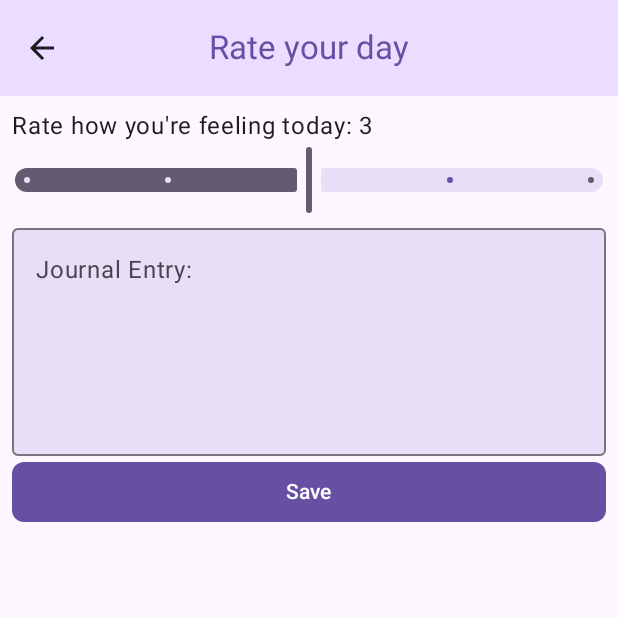
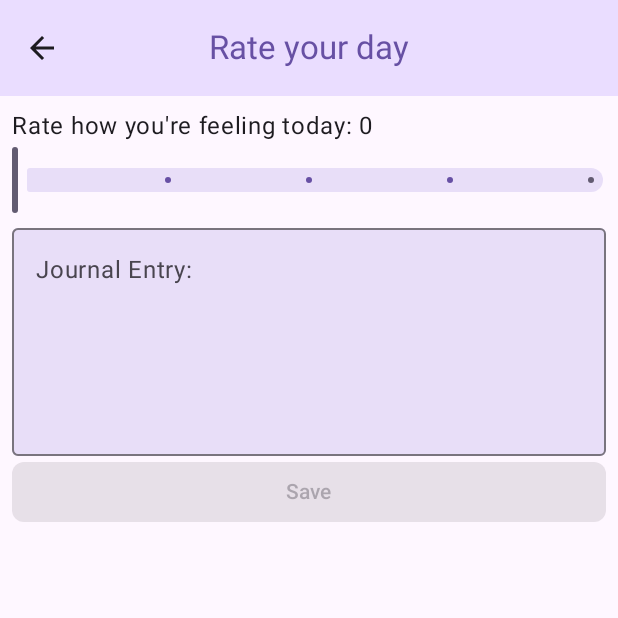
Before and after one commit to ericj22/mood-rate, an Android app built with Jetpack Compose: the screen it shows after launch (MainActivity), after a tap on "Add rating", on a phone screen of 412 x 824 dp, the top half of it. Run offline under Robolectric (Android 15) with nearby library versions, the phone set to English and light mode, and no system bars; our stand-ins replace Room's generated code; 4 statements that could not run were skipped.

```diff
--- a/app/src/main/java/com/example/moodcheck/data/Month.kt
+++ b/app/src/main/java/com/example/moodcheck/data/Month.kt
@@ -14,3 +14,18 @@ val MONTHS = listOf(
     "Nov",
     "Dec"
 )
+
+val DAYS_IN_MONTH = mapOf(
+    Pair("Jan", 31),
+    Pair("Feb", 29),
+    Pair("Mar", 31),
+    Pair("Apr", 30),
+    Pair("May", 31),
+    Pair("Jun", 30),
+    Pair("Jul", 31),
+    Pair("Aug", 31),
+    Pair("Sep", 30),
+    Pair("Oct", 31),
+    Pair("Nov", 30),
+    Pair("Dec", 31),
+)
--- a/app/src/main/java/com/example/moodcheck/ui/rate/RateMoodScreen.kt
+++ b/app/src/main/java/com/example/moodcheck/ui/rate/RateMoodScreen.kt
@@ -95,7 +95,7 @@ fun RateMoodBody(
         )
         Button(
             onClick = onSaveClick,
-            enabled = true,
+            enabled = rateUiState.mood.rating in 1..5,
             shape = MaterialTheme.shapes.small,
             modifier = Modifier.fillMaxWidth()
         ) {
--- a/app/src/main/java/com/example/moodcheck/ui/years/YearScreen.kt
+++ b/app/src/main/java/com/example/moodcheck/ui/years/YearScreen.kt
@@ -152,7 +152,7 @@ private fun MoodList(
         moodList?.forEach { mood ->
             MoodBubble(
                 mood = mood,
-                navigateToPastMood = navigateToPastMood
+                navigateToPastMood = if (mood.rating != 0) { navigateToPastMood } else { {} }
             )
         }
     }
@@ -183,10 +183,14 @@ fun MoodBubble(
             .padding(1.dp)
             .border(
                 width = 0.5.dp,
-                color = if (mood.rating == 0) {MaterialTheme.colorScheme.outline} else {color} ,
+                color = if (mood.rating == 0) {
+                    MaterialTheme.colorScheme.outline
+                } else {
+                    color
+                },
                 shape = MaterialTheme.shapes.medium,
             )
-            .clickable(onClick = {navigateToPastMood(mood.id)})
+            .clickable(onClick = { navigateToPastMood(mood.id) })
     ) {
         // Wrap text in box to align contents
         Box(modifier = modifier, contentAlignment = Alignment.Center) {
--- a/app/src/main/java/com/example/moodcheck/ui/years/YearViewModel.kt
+++ b/app/src/main/java/com/example/moodcheck/ui/years/YearViewModel.kt
@@ -2,22 +2,49 @@ package com.example.moodcheck.ui.years
 
 import androidx.lifecycle.ViewModel
 import androidx.lifecycle.viewModelScope
+import com.example.moodcheck.data.DAYS_IN_MONTH
+import com.example.moodcheck.data.MONTHS
 import com.example.moodcheck.data.Mood
 import com.example.moodcheck.data.MoodsRepository
 import kotlinx.coroutines.flow.SharingStarted
 import kotlinx.coroutines.flow.StateFlow
 import kotlinx.coroutines.flow.map
 import kotlinx.coroutines.flow.stateIn
+import kotlinx.coroutines.launch
+import java.util.Calendar
 
 // ViewModel for Home
-class YearViewModel(moodsRepository: MoodsRepository) : ViewModel() {
+class YearViewModel(
+    private val moodsRepository: MoodsRepository
+) : ViewModel() {
+    private val year: Int = Calendar.getInstance().get(Calendar.YEAR)
+
     val yearUiState: StateFlow<YearUiState> =
-        moodsRepository.getMonths(2023).map { YearUiState(it) }
+        moodsRepository.getMonths(year).map { YearUiState(it) }
             .stateIn(
                 scope = viewModelScope,
                 started = SharingStarted.WhileSubscribed(TIMEOUT_MILLIS),
                 initialValue = YearUiState()
             )
+
+    init {
+        if (yearUiState.value.months.isEmpty()) {
+            MONTHS.forEach { month ->
+                for (day in 1..DAYS_IN_MONTH[month]!!) {
+                    viewModelScope.launch {
+                        moodsRepository.insertMood(
+                            Mood(
+                                rating = 0,
+                                year = year,
+                                month = month,
+                                day = day
+                            )
+                        )
+                    }
+                }
+            }
+        }
+    }
 
     companion object {
         private const val TIMEOUT_MILLIS = 5_000L
```
